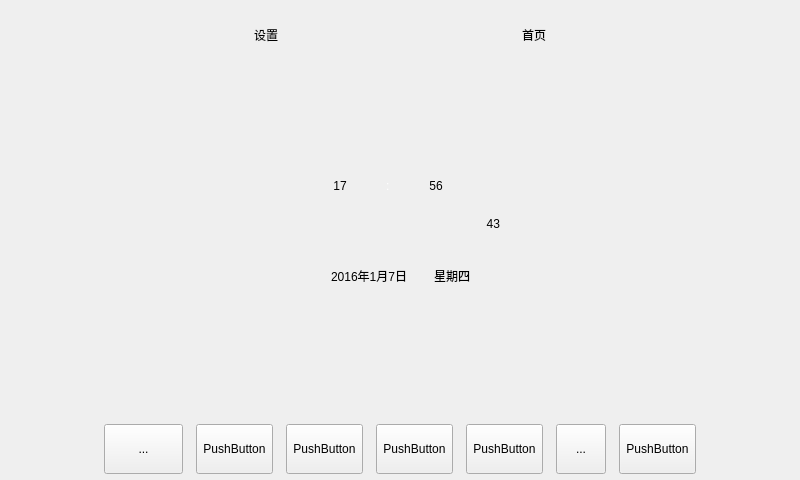
This is interface/src/mainwidget/widget.ui in msq123sjl/zlkzq as Qt 5 draws it before an edit. The edited form follows.
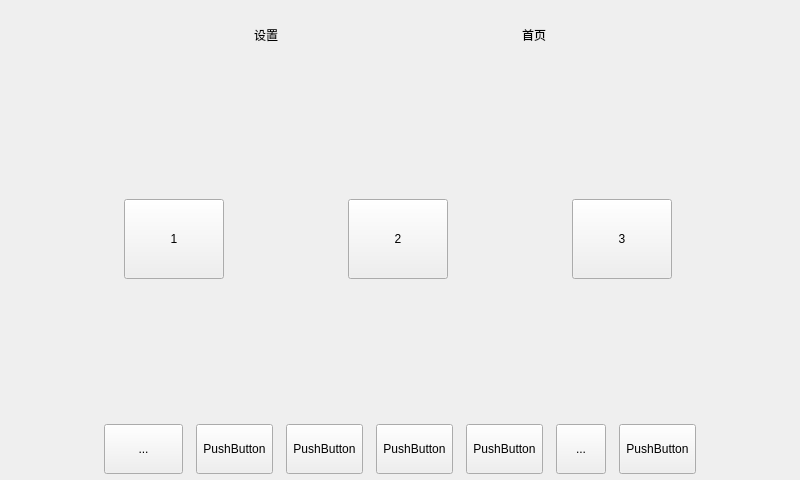
This is the edited form. Icons and pictures are not drawn.

Patch:
```diff
--- a/interface/src/mainwidget/widget.ui
+++ b/interface/src/mainwidget/widget.ui
@@ -185,7 +185,7 @@
      <item>
       <widget class="QStackedWidget" name="stackedWidget">
        <property name="currentIndex">
-        <number>1</number>
+        <number>2</number>
        </property>
        <widget class="QWidget" name="page">
         <layout class="QVBoxLayout" name="verticalLayout">
@@ -578,6 +578,101 @@
          </item>
         </layout>
        </widget>
+       <widget class="QWidget" name="page_3">
+        <widget class="QWidget" name="widget_calibration" native="true">
+         <property name="geometry">
+          <rect>
+           <x>0</x>
+           <y>0</y>
+           <width>798</width>
+           <height>339</height>
+          </rect>
+         </property>
+         <layout class="QHBoxLayout" name="horizontalLayout_8">
+          <property name="spacing">
+           <number>0</number>
+          </property>
+          <property name="margin">
+           <number>0</number>
+          </property>
+          <item>
+           <widget class="QToolButton" name="tbnDA">
+            <property name="minimumSize">
+             <size>
+              <width>100</width>
+              <height>80</height>
+             </size>
+            </property>
+            <property name="cursor">
+             <cursorShape>OpenHandCursor</cursorShape>
+            </property>
+            <property name="styleSheet">
+             <string notr="true"/>
+            </property>
+            <property name="text">
+             <string>1</string>
+            </property>
+            <property name="toolButtonStyle">
+             <enum>Qt::ToolButtonTextUnderIcon</enum>
+            </property>
+            <property name="autoRaise">
+             <bool>false</bool>
+            </property>
+           </widget>
+          </item>
+          <item>
+           <widget class="QToolButton" name="tbnAD">
+            <property name="minimumSize">
+             <size>
+              <width>100</width>
+              <height>80</height>
+             </size>
+            </property>
+            <property name="cursor">
+             <cursorShape>OpenHandCursor</cursorShape>
+            </property>
+            <property name="styleSheet">
+             <string notr="true"/>
+            </property>
+            <property name="text">
+             <string>2</string>
+            </property>
+            <property name="toolButtonStyle">
+             <enum>Qt::ToolButtonTextUnderIcon</enum>
+            </property>
+            <property name="autoRaise">
+             <bool>false</bool>
+            </property>
+           </widget>
+          </item>
+          <item>
+           <widget class="QToolButton" name="tbnValveControl">
+            <property name="minimumSize">
+             <size>
+              <width>100</width>
+              <height>80</height>
+             </size>
+            </property>
+            <property name="cursor">
+             <cursorShape>OpenHandCursor</cursorShape>
+            </property>
+            <property name="styleSheet">
+             <string notr="true"/>
+            </property>
+            <property name="text">
+             <string>3</string>
+            </property>
+            <property name="toolButtonStyle">
+             <enum>Qt::ToolButtonTextUnderIcon</enum>
+            </property>
+            <property name="autoRaise">
+             <bool>false</bool>
+            </property>
+           </widget>
+          </item>
+         </layout>
+        </widget>
+       </widget>
       </widget>
      </item>
      <item>
```
Left out of the diff: 2 changed lines with no effect on the pictures.
